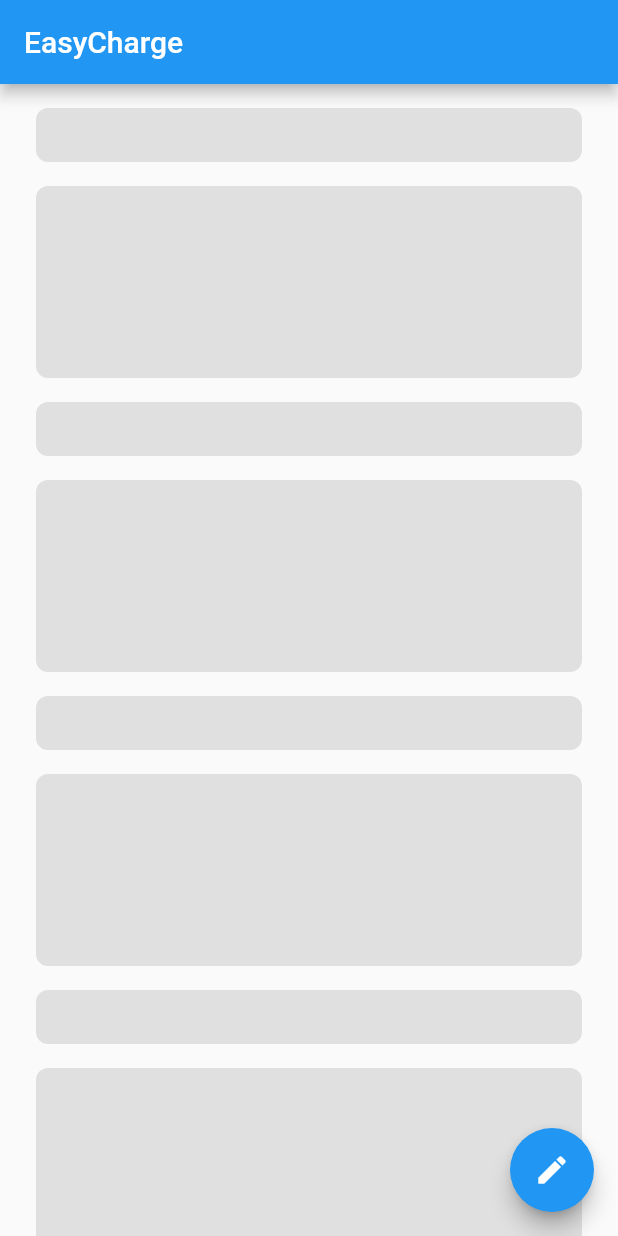
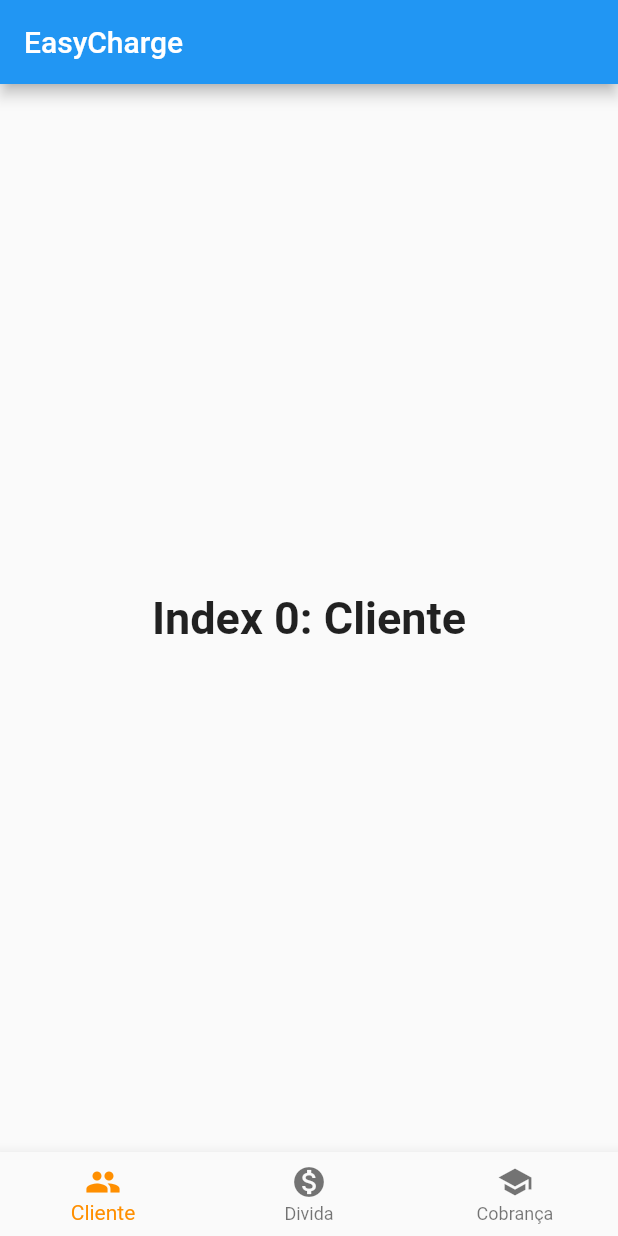
Before and after one commit to levelup-srtch/easycharge-app, a Flutter app: the screen it shows after launch, on a phone screen of 412 x 824 dp. Run offline on Flutter 3.47's test engine with Material 2 defaults, Android fonts, the phone set to English and light mode, and no system bars.

Commit message:
Mudança do layout para utilizar uma BottomNavigationBar

```diff
--- a/lib/main.dart
+++ b/lib/main.dart
@@ -6,53 +6,50 @@
 
 import 'models/listaClientes.dart';
 
-// void main() => runApp(ChangeNotifierProvider(
-//   child: EasychargeApp(),
-//   create: (context) => ListaDeClientes(),
-// ));
-//
-// class EasychargeApp extends StatelessWidget {
-//   @override
-//   Widget build(BuildContext context) {
-//     return MaterialApp(
-//       home: ListagemDeClientes(),
-//     );
-//   }
-// }
+void main() => runApp(ChangeNotifierProvider(
+  child: EasychargeApp(),
+  create: (context) => ListaDeClientes(),
+));
 
-import 'dart:math' as math;
-
-
-void main() {
-  runApp(
-    const MaterialApp(
-      home: Home(),
-      debugShowCheckedModeBanner: false,
-    ),
-  );
+class EasychargeApp extends StatelessWidget {
+  @override
+  Widget build(BuildContext context) {
+    return MaterialApp(
+      home: MyStatefulWidget(),
+    );
+  }
 }
 
-@immutable
-class Home extends StatelessWidget {
-  static const _actionTitles = ['listagemCliente', 'listagem divida'];
+class MyStatefulWidget extends StatefulWidget {
+  const MyStatefulWidget({Key? key}) : super(key: key);
 
-  const Home({super.key});
+  @override
+  State<MyStatefulWidget> createState() => _MyStatefulWidgetState();
+}
 
-  void _showAction(BuildContext context, int index) {
-    showDialog<void>(
-      context: context,
-      builder: (context) {
-        return AlertDialog(
-          content: Text(_actionTitles[index]),
-          actions: [
-            TextButton(
-              onPressed: () => Navigator.of(context).pop(),
-              child: const Text('CLOSE'),
-            ),
-          ],
-        );
-      },
-    );
+class _MyStatefulWidgetState extends State<MyStatefulWidget> {
+  int _selectedIndex = 0;
+  static const TextStyle optionStyle =
+  TextStyle(fontSize: 30, fontWeight: FontWeight.bold);
+  static const List<Widget> _widgetOptions = <Widget>[
+    Text(
+      'Index 0: Cliente',
+      style: optionStyle,
+    ),
+    Text(
+      'Index 1: Divida',
+      style: optionStyle,
+    ),
+    Text(
+      'Index 2: Cobrança',
+      style: optionStyle,
+    ),
+  ];
+
+  void _onItemTapped(int index) {
+    setState(() {
+      _selectedIndex = index;
+    });
   }
 
   @override
@@ -61,267 +58,32 @@
       appBar: AppBar(
         title: const Text('EasyCharge'),
       ),
-      body: ListView.builder(
-        padding: const EdgeInsets.symmetric(vertical: 8.0),
-        itemCount: 25,
-        itemBuilder: (context, index) {
-          return FakeItem(isBig: index.isOdd);
-        },
+      body: Center(
+        child: _widgetOptions.elementAt(_selectedIndex),
       ),
-      floatingActionButton: ExpandableFab(
-        distance: 50.0,
-        children: [
-          ActionButton(
-            onPressed: () {
-              Navigator.of(context).push(MaterialPageRoute(builder: (context) {
-                return FormularioDeCliente();
-              }));
-            },
-            icon: const Icon(Icons.person),
+      bottomNavigationBar: BottomNavigationBar(
+        items: const <BottomNavigationBarItem>[
+          BottomNavigationBarItem(
+            icon: Icon(Icons.people),
+            label: 'Cliente',
           ),
-          ActionButton(
-            onPressed: () {
-              Navigator.of(context).push(MaterialPageRoute(builder: (context) {
-                return FormularioDeDivida();
-              }));
-            },
-            icon: const Icon(Icons.money),
+          BottomNavigationBarItem(
+            icon: Icon(Icons.monetization_on),
+            label: 'Divida',
+          ),
+          BottomNavigationBarItem(
+            icon: Icon(Icons.school),
+            label: 'Cobrança',
           ),
         ],
+        currentIndex: _selectedIndex,
+        selectedItemColor: Colors.amber[800],
+        onTap: _onItemTapped,
       ),
     );
   }
 }
 
-@immutable
-class ExpandableFab extends StatefulWidget {
-  const ExpandableFab({
-    super.key,
-    this.initialOpen,
-    required this.distance,
-    required this.children,
-  });
-
-  final bool? initialOpen;
-  final double distance;
-  final List<Widget> children;
-
-  @override
-  State<ExpandableFab> createState() => _ExpandableFabState();
-}
-
-class _ExpandableFabState extends State<ExpandableFab>
-    with SingleTickerProviderStateMixin {
-  late final AnimationController _controller;
-  late final Animation<double> _expandAnimation;
-  bool _open = false;
-
-  @override
-  void initState() {
-    super.initState();
-    _open = widget.initialOpen ?? false;
-    _controller = AnimationController(
-      value: _open ? 1.0 : 0.0,
-      duration: const Duration(milliseconds: 250),
-      vsync: this,
-    );
-    _expandAnimation = CurvedAnimation(
-      curve: Curves.fastOutSlowIn,
-      reverseCurve: Curves.easeOutQuad,
-      parent: _controller,
-    );
-  }
-
-  @override
-  void dispose() {
-    _controller.dispose();
-    super.dispose();
-  }
-
-  void _toggle() {
-    setState(() {
-      _open = !_open;
-      if (_open) {
-        _controller.forward();
-      } else {
-        _controller.reverse();
-      }
-    });
-  }
-
-  @override
-  Widget build(BuildContext context) {
-    return SizedBox.expand(
-      child: Stack(
-        alignment: Alignment.bottomRight,
-        clipBehavior: Clip.none,
-        children: [
-          _buildTapToCloseFab(),
-          ..._buildExpandingActionButtons(),
-          _buildTapToOpenFab(),
-        ],
-      ),
-    );
-  }
-
-  Widget _buildTapToCloseFab() {
-    return SizedBox(
-      width: 56.0,
-      height: 56.0,
-      child: Center(
-        child: Material(
-          shape: const CircleBorder(),
-          clipBehavior: Clip.antiAlias,
-          elevation: 4.0,
-          child: InkWell(
-            onTap: _toggle,
-            child: Padding(
-              padding: const EdgeInsets.all(8.0),
-              child: Icon(
-                Icons.close,
-                color: Theme.of(context).primaryColor,
-              ),
-            ),
-          ),
-        ),
-      ),
-    );
-  }
-
-  List<Widget> _buildExpandingActionButtons() {
-    final children = <Widget>[];
-    final count = widget.children.length;
-    final step = 90.0 / (count - 1);
-    for (var i = 0, angleInDegrees = 0.0;
-    i < count;
-    i++, angleInDegrees += step) {
-      children.add(
-        _ExpandingActionButton(
-          directionInDegrees: angleInDegrees,
-          maxDistance: widget.distance,
-          progress: _expandAnimation,
-          child: widget.children[i],
-        ),
-      );
-    }
-    return children;
-  }
-
-  Widget _buildTapToOpenFab() {
-    return IgnorePointer(
-      ignoring: _open,
-      child: AnimatedContainer(
-        transformAlignment: Alignment.center,
-        transform: Matrix4.diagonal3Values(
-          _open ? 0.7 : 1.0,
-          _open ? 0.7 : 1.0,
-          1.0,
-        ),
-        duration: const Duration(milliseconds: 250),
-        curve: const Interval(0.0, 0.5, curve: Curves.easeOut),
-        child: AnimatedOpacity(
-          opacity: _open ? 0.0 : 1.0,
-          curve: const Interval(0.25, 1.0, curve: Curves.easeInOut),
-          duration: const Duration(milliseconds: 250),
-          child: FloatingActionButton(
-            onPressed: _toggle,
-            child: const Icon(Icons.create),
-          ),
-        ),
-      ),
-    );
-  }
-}
-
-@immutable
-class _ExpandingActionButton extends StatelessWidget {
-  const _ExpandingActionButton({
-    required this.directionInDegrees,
-    required this.maxDistance,
-    required this.progress,
-    required this.child,
-  });
-
-  final double directionInDegrees;
-  final double maxDistance;
-  final Animation<double> progress;
-  final Widget child;
-
-  @override
-  Widget build(BuildContext context) {
-    return AnimatedBuilder(
-      animation: progress,
-      builder: (context, child) {
-        final offset = Offset.fromDirection(
-          directionInDegrees * (math.pi / 180.0),
-          progress.value * maxDistance,
-        );
-        return Positioned(
-          right: 4.0 + offset.dx,
-          bottom: 4.0 + offset.dy,
-          child: Transform.rotate(
-            angle: (1.0 - progress.value) * math.pi / 2,
-            child: child!,
-          ),
-        );
-      },
-      child: FadeTransition(
-        opacity: progress,
-        child: child,
-      ),
-    );
-  }
-}
-
-@immutable
-class ActionButton extends StatelessWidget {
-  const ActionButton({
-    super.key,
-    this.onPressed,
-    required this.icon,
-  });
-
-  final VoidCallback? onPressed;
-  final Widget icon;
-
-  @override
-  Widget build(BuildContext context) {
-    final theme = Theme.of(context);
-    return Material(
-      shape: const CircleBorder(),
-      clipBehavior: Clip.antiAlias,
-      color: theme.colorScheme.secondary,
-      elevation: 4.0,
-      child: IconButton(
-        onPressed: onPressed,
-        icon: icon,
-        color: theme.colorScheme.onSecondary,
-      ),
-    );
-  }
-}
-
-@immutable
-class FakeItem extends StatelessWidget {
-  const FakeItem({
-    super.key,
-    required this.isBig,
-  });
-
-  final bool isBig;
-
-  @override
-  Widget build(BuildContext context) {
-    return Container(
-      margin: const EdgeInsets.symmetric(vertical: 8.0, horizontal: 24.0),
-      height: isBig ? 128.0 : 36.0,
-      decoration: BoxDecoration(
-        borderRadius: const BorderRadius.all(Radius.circular(8.0)),
-        color: Colors.grey.shade300,
-      ),
-    );
-  }
-}
 
 
 
```
